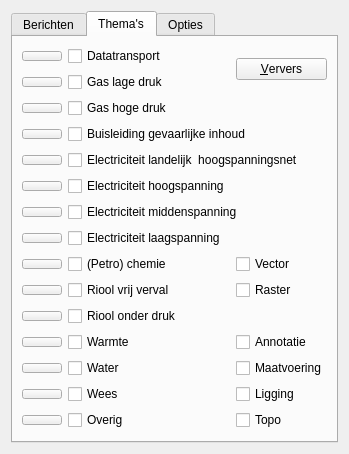
Qt form B4UdigNL.ui (diethard2/b4udignl) before a commit.
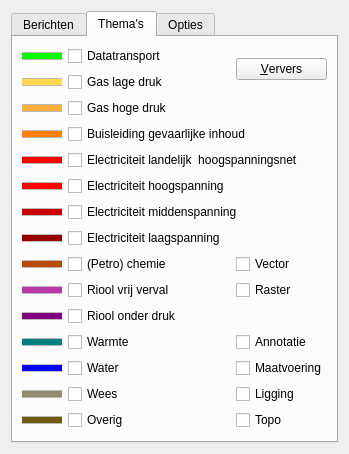
The same form after that commit. The open tabs and pages were chosen to show the change. Custom widgets are drawn as their Qt base class.

Commit message: changed colored lines in themes map after I found out for osx it did not work

The edit to the form file:
```diff
--- a/B4UdigNL.ui
+++ b/B4UdigNL.ui
@@ -254,34 +254,31 @@
        <item row="0" column="0">
         <layout class="QHBoxLayout" name="horizontalLayout_5">
          <item>
-          <widget class="QgsColorButton" name="mColorButton">
+          <widget class="Line" name="line">
            <property name="minimumSize">
             <size>
              <width>40</width>
-             <height>10</height>
+             <height>8</height>
             </size>
            </property>
            <property name="maximumSize">
             <size>
              <width>40</width>
-             <height>10</height>
+             <height>8</height>
             </size>
            </property>
-           <property name="acceptDrops">
-            <bool>false</bool>
+           <property name="styleSheet">
+            <string notr="true">background-color: rgb(185, 185, 185);
+color: rgb(0, 255, 0);</string>
            </property>
-           <property name="color">
-            <color>
-             <red>0</red>
-             <green>255</green>
-             <blue>0</blue>
-            </color>
+           <property name="frameShadow">
+            <enum>QFrame::Plain</enum>
            </property>
-           <property name="showMenu">
-            <bool>false</bool>
+           <property name="lineWidth">
+            <number>6</number>
            </property>
-           <property name="acceptLiveUpdates" stdset="0">
-            <bool>false</bool>
+           <property name="orientation">
+            <enum>Qt::Horizontal</enum>
            </property>
           </widget>
          </item>
@@ -307,34 +304,31 @@
        <item row="1" column="0">
         <layout class="QHBoxLayout" name="horizontalLayout_6">
          <item>
-          <widget class="QgsColorButton" name="mColorButton_2">
+          <widget class="Line" name="line_2">
            <property name="minimumSize">
             <size>
              <width>40</width>
-             <height>10</height>
+             <height>8</height>
             </size>
            </property>
            <property name="maximumSize">
             <size>
              <width>40</width>
-             <height>10</height>
+             <height>8</height>
             </size>
            </property>
-           <property name="acceptDrops">
-            <bool>false</bool>
+           <property name="styleSheet">
+            <string notr="true">background-color: rgb(185, 185, 185);
+color: rgb(255, 215, 80);</string>
            </property>
-           <property name="color">
-            <color>
-             <red>255</red>
-             <green>215</green>
-             <blue>80</blue>
-            </color>
+           <property name="frameShadow">
+            <enum>QFrame::Plain</enum>
            </property>
-           <property name="showMenu">
-            <bool>false</bool>
+           <property name="lineWidth">
+            <number>6</number>
            </property>
-           <property name="acceptLiveUpdates" stdset="0">
-            <bool>false</bool>
+           <property name="orientation">
+            <enum>Qt::Horizontal</enum>
            </property>
           </widget>
          </item>
@@ -353,34 +347,31 @@
        <item row="2" column="0">
         <layout class="QHBoxLayout" name="horizontalLayout_7">
          <item>
-          <widget class="QgsColorButton" name="mColorButton_3">
+          <widget class="Line" name="line_3">
            <property name="minimumSize">
             <size>
              <width>40</width>
-             <height>10</height>
+             <height>8</height>
             </size>
            </property>
            <property name="maximumSize">
             <size>
              <width>40</width>
-             <height>10</height>
+             <height>8</height>
             </size>
            </property>
-           <property name="acceptDrops">
-            <bool>false</bool>
+           <property name="styleSheet">
+            <string notr="true">background-color: rgb(185, 185, 185);
+color: rgb(255, 175, 60);</string>
            </property>
-           <property name="color">
-            <color>
-             <red>255</red>
-             <green>175</green>
-             <blue>60</blue>
-            </color>
+           <property name="frameShadow">
+            <enum>QFrame::Plain</enum>
            </property>
-           <property name="showMenu">
-            <bool>false</bool>
+           <property name="lineWidth">
+            <number>6</number>
            </property>
-           <property name="acceptLiveUpdates" stdset="0">
-            <bool>false</bool>
+           <property name="orientation">
+            <enum>Qt::Horizontal</enum>
            </property>
           </widget>
          </item>
@@ -399,34 +390,31 @@
        <item row="3" column="0" colspan="2">
         <layout class="QHBoxLayout" name="horizontalLayout_8">
          <item>
-          <widget class="QgsColorButton" name="mColorButton_4">
+          <widget class="Line" name="line_4">
            <property name="minimumSize">
             <size>
              <width>40</width>
-             <height>10</height>
+             <height>8</height>
             </size>
            </property>
            <property name="maximumSize">
             <size>
              <width>40</width>
-             <height>10</height>
+             <height>8</height>
             </size>
            </property>
-           <property name="acceptDrops">
-            <bool>false</bool>
+           <property name="styleSheet">
+            <string notr="true">background-color: rgb(185, 185, 185);
+color: rgb(255, 127, 0);</string>
            </property>
-           <property name="color">
-            <color>
-             <red>255</red>
-             <green>127</green>
-             <blue>0</blue>
-            </color>
+           <property name="frameShadow">
+            <enum>QFrame::Plain</enum>
            </property>
-           <property name="showMenu">
-            <bool>false</bool>
+           <property name="lineWidth">
+            <number>6</number>
            </property>
-           <property name="acceptLiveUpdates" stdset="0">
-            <bool>false</bool>
+           <property name="orientation">
+            <enum>Qt::Horizontal</enum>
            </property>
           </widget>
          </item>
@@ -445,34 +433,31 @@
        <item row="4" column="0" colspan="2">
         <layout class="QHBoxLayout" name="horizontalLayout_20">
          <item>
-          <widget class="QgsColorButton" name="mColorButton_8">
+          <widget class="Line" name="line_5">
            <property name="minimumSize">
             <size>
              <width>40</width>
-             <height>10</height>
+             <height>8</height>
             </size>
            </property>
            <property name="maximumSize">
             <size>
              <width>40</width>
-             <height>10</height>
+             <height>8</height>
             </size>
            </property>
-           <property name="acceptDrops">
-            <bool>false</bool>
+           <property name="styleSheet">
+            <string notr="true">background-color: rgb(185, 185, 185);
+color: rgb(255, 0, 0);</string>
            </property>
-           <property name="color">
-            <color>
-             <red>255</red>
-             <green>0</green>
-             <blue>0</blue>
-            </color>
+           <property name="frameShadow">
+            <enum>QFrame::Plain</enum>
            </property>
-           <property name="showMenu">
-            <bool>false</bool>
+           <property name="lineWidth">
+            <number>6</number>
            </property>
-           <property name="acceptLiveUpdates" stdset="0">
-            <bool>false</bool>
+           <property name="orientation">
+            <enum>Qt::Horizontal</enum>
            </property>
           </widget>
          </item>
@@ -491,34 +476,31 @@
        <item row="5" column="0">
         <layout class="QHBoxLayout" name="horizontalLayout_11">
          <item>
-          <widget class="QgsColorButton" name="mColorButton_7">
+          <widget class="Line" name="line_6">
            <property name="minimumSize">
             <size>
              <width>40</width>
-             <height>10</height>
+             <height>8</height>
             </size>
            </property>
            <property name="maximumSize">
             <size>
              <width>40</width>
-             <height>10</height>
+             <height>8</height>
             </size>
            </property>
-           <property name="acceptDrops">
-            <bool>false</bool>
+           <property name="styleSheet">
+            <string notr="true">background-color: rgb(185, 185, 185);
+color: rgb(255, 0, 0);</string>
            </property>
-           <property name="color">
-            <color>
-             <red>255</red>
-             <green>0</green>
-             <blue>0</blue>
-            </color>
+           <property name="frameShadow">
+            <enum>QFrame::Plain</enum>
            </property>
-           <property name="showMenu">
-            <bool>false</bool>
+           <property name="lineWidth">
+            <number>6</number>
            </property>
-           <property name="acceptLiveUpdates" stdset="0">
-            <bool>false</bool>
+           <property name="orientation">
+            <enum>Qt::Horizontal</enum>
            </property>
           </widget>
          </item>
@@ -537,34 +519,31 @@
        <item row="6" column="0" colspan="2">
         <layout class="QHBoxLayout" name="horizontalLayout_10">
          <item>
-          <widget class="QgsColorButton" name="mColorButton_6">
+          <widget class="Line" name="line_7">
            <property name="minimumSize">
             <size>
              <width>40</width>
-             <height>10</height>
+             <height>8</height>
             </size>
            </property>
            <property name="maximumSize">
             <size>
              <width>40</width>
-             <height>10</height>
+             <height>8</height>
             </size>
            </property>
-           <property name="acceptDrops">
-            <bool>false</bool>
+           <property name="styleSheet">
+            <string notr="true">background-color: rgb(185, 185, 185);
+color: rgb(200, 0, 0);</string>
            </property>
-           <property name="color">
-            <color>
-             <red>200</red>
-             <green>0</green>
-             <blue>0</blue>
-            </color>
+           <property name="frameShadow">
+            <enum>QFrame::Plain</enum>
            </property>
-           <property name="showMenu">
-            <bool>false</bool>
+           <property name="lineWidth">
+            <number>6</number>
            </property>
-           <property name="acceptLiveUpdates" stdset="0">
-            <bool>false</bool>
+           <property name="orientation">
+            <enum>Qt::Horizontal</enum>
            </property>
           </widget>
          </item>
@@ -583,31 +562,31 @@
        <item row="7" column="0">
         <layout class="QHBoxLayout" name="horizontalLayout_9">
          <item>
-          <widget class="QgsColorButton" name="mColorButton_5">
+          <widget class="Line" name="line_8">
            <property name="minimumSize">
             <size>
              <width>40</width>
-             <height>10</height>
+             <height>8</height>
             </size>
            </property>
            <property name="maximumSize">
             <size>
              <width>40</width>
-             <height>10</height>
+             <height>8</height>
             </size>
            </property>
-           <property name="acceptDrops">
-            <bool>false</bool>
+           <property name="styleSheet">
+            <string notr="true">background-color: rgb(185, 185, 185);
+color: rgb(150, 0, 0);</string>
            </property>
-           <property name="color">
-            <color>
-             <red>150</red>
-             <green>0</green>
-             <blue>0</blue>
-            </color>
+           <property name="frameShadow">
+            <enum>QFrame::Plain</enum>
            </property>
-           <property name="showMenu">
-            <bool>false</bool>
+           <property name="lineWidth">
+            <number>6</number>
+           </property>
+           <property name="orientation">
+            <enum>Qt::Horizontal</enum>
            </property>
           </widget>
          </item>
@@ -626,34 +605,31 @@
        <item row="8" column="0">
         <layout class="QHBoxLayout" name="horizontalLayout_16">
          <item>
-          <widget class="QgsColorButton" name="mColorButton_13">
+          <widget class="Line" name="line_9">
            <property name="minimumSize">
             <size>
              <width>40</width>
-             <height>10</height>
+             <height>8</height>
             </size>
            </property>
            <property name="maximumSize">
             <size>
              <width>40</width>
-             <height>10</height>
+             <height>8</height>
             </size>
            </property>
-           <property name="acceptDrops">
-            <bool>false</bool>
+           <property name="styleSheet">
+            <string notr="true">background-color: rgb(185, 185, 185);
+color: rgb(182, 74, 0);</string>
            </property>
-           <property name="color">
-            <color>
-             <red>182</red>
-             <green>74</green>
-             <blue>0</blue>
-            </color>
+           <property name="frameShadow">
+            <enum>QFrame::Plain</enum>
            </property>
-           <property name="showMenu">
-            <bool>false</bool>
+           <property name="lineWidth">
+            <number>6</number>
            </property>
-           <property name="acceptLiveUpdates" stdset="0">
-            <bool>false</bool>
+           <property name="orientation">
+            <enum>Qt::Horizontal</enum>
            </property>
           </widget>
          </item>
@@ -679,31 +655,31 @@
        <item row="9" column="0">
         <layout class="QHBoxLayout" name="horizontalLayout_12">
          <item>
-          <widget class="QgsColorButton" name="mColorButton_9">
+          <widget class="Line" name="line_10">
            <property name="minimumSize">
             <size>
              <width>40</width>
-             <height>10</height>
+             <height>8</height>
             </size>
            </property>
            <property name="maximumSize">
             <size>
              <width>40</width>
-             <height>10</height>
+             <height>8</height>
             </size>
            </property>
-           <property name="acceptDrops">
-            <bool>false</bool>
+           <property name="styleSheet">
+            <string notr="true">background-color: rgb(185, 185, 185);
+color: rgb(186, 56, 168);</string>
            </property>
-           <property name="color">
-            <color>
-             <red>186</red>
-             <green>56</green>
-             <blue>168</blue>
-            </color>
+           <property name="frameShadow">
+            <enum>QFrame::Plain</enum>
            </property>
-           <property name="showMenu">
-            <bool>false</bool>
+           <property name="lineWidth">
+            <number>6</number>
+           </property>
+           <property name="orientation">
+            <enum>Qt::Horizontal</enum>
            </property>
           </widget>
          </item>
@@ -732,34 +708,31 @@
        <item row="10" column="0">
         <layout class="QHBoxLayout" name="horizontalLayout_13">
          <item>
-          <widget class="QgsColorButton" name="mColorButton_10">
+          <widget class="Line" name="line_11">
            <property name="minimumSize">
             <size>
              <width>40</width>
-             <height>10</height>
+             <height>8</height>
             </size>
            </property>
            <property name="maximumSize">
             <size>
              <width>40</width>
-             <height>10</height>
+             <height>8</height>
             </size>
            </property>
-           <property name="acceptDrops">
-            <bool>false</bool>
+           <property name="styleSheet">
+            <string notr="true">background-color: rgb(185, 185, 185);
+color: rgb(128, 0, 128);</string>
            </property>
-           <property name="color">
-            <color>
-             <red>128</red>
-             <green>0</green>
-             <blue>128</blue>
-            </color>
+           <property name="frameShadow">
+            <enum>QFrame::Plain</enum>
            </property>
-           <property name="showMenu">
-            <bool>false</bool>
+           <property name="lineWidth">
+            <number>6</number>
            </property>
-           <property name="acceptLiveUpdates" stdset="0">
-            <bool>false</bool>
+           <property name="orientation">
+            <enum>Qt::Horizontal</enum>
            </property>
           </widget>
          </item>
@@ -778,31 +751,31 @@
        <item row="11" column="0">
         <layout class="QHBoxLayout" name="horizontalLayout_14">
          <item>
-          <widget class="QgsColorButton" name="mColorButton_11">
+          <widget class="Line" name="line_12">
            <property name="minimumSize">
             <size>
              <width>40</width>
-             <height>10</height>
+             <height>8</height>
             </size>
            </property>
            <property name="maximumSize">
             <size>
              <width>40</width>
-             <height>10</height>
+             <height>8</height>
             </size>
            </property>
-           <property name="acceptDrops">
-            <bool>false</bool>
+           <property name="styleSheet">
+            <string notr="true">background-color: rgb(185, 185, 185);
+color: rgb(0, 128, 128);</string>
            </property>
-           <property name="color">
-            <color>
-             <red>0</red>
-             <green>128</green>
-             <blue>128</blue>
-            </color>
+           <property name="frameShadow">
+            <enum>QFrame::Plain</enum>
            </property>
-           <property name="showMenu">
-            <bool>false</bool>
+           <property name="lineWidth">
+            <number>6</number>
+           </property>
+           <property name="orientation">
+            <enum>Qt::Horizontal</enum>
            </property>
           </widget>
          </item>
@@ -831,31 +804,31 @@
        <item row="12" column="0">
         <layout class="QHBoxLayout" name="horizontalLayout_15">
          <item>
-          <widget class="QgsColorButton" name="mColorButton_12">
+          <widget class="Line" name="line_13">
            <property name="minimumSize">
             <size>
              <width>40</width>
-             <height>10</height>
+             <height>8</height>
             </size>
            </property>
            <property name="maximumSize">
             <size>
              <width>40</width>
-             <height>10</height>
+             <height>8</height>
             </size>
            </property>
-           <property name="acceptDrops">
-            <bool>false</bool>
+           <property name="styleSheet">
+            <string notr="true">background-color: rgb(185, 185, 185);
+color: rgb(0, 0, 255);</string>
            </property>
-           <property name="color">
-            <color>
-             <red>0</red>
-             <green>0</green>
-             <blue>255</blue>
-            </color>
+           <property name="frameShadow">
+            <enum>QFrame::Plain</enum>
            </property>
-           <property name="showMenu">
-            <bool>false</bool>
+           <property name="lineWidth">
+            <number>6</number>
+           </property>
+           <property name="orientation">
+            <enum>Qt::Horizontal</enum>
            </property>
           </widget>
          </item>
@@ -884,31 +857,31 @@
        <item row="13" column="0">
         <layout class="QHBoxLayout" name="horizontalLayout_17">
          <item>
-          <widget class="QgsColorButton" name="mColorButton_14">
+          <widget class="Line" name="line_14">
            <property name="minimumSize">
             <size>
              <width>40</width>
-             <height>10</height>
+             <height>8</height>
             </size>
            </property>
            <property name="maximumSize">
             <size>
              <width>40</width>
-             <height>10</height>
+             <height>8</height>
             </size>
            </property>
-           <property name="acceptDrops">
-            <bool>false</bool>
+           <property name="styleSheet">
+            <string notr="true">background-color: rgb(185, 185, 185);
+color: rgb(145, 138, 111);</string>
            </property>
-           <property name="color">
-            <color>
-             <red>145</red>
-             <green>138</green>
-             <blue>111</blue>
-            </color>
+           <property name="frameShadow">
+            <enum>QFrame::Plain</enum>
            </property>
-           <property name="showMenu">
-            <bool>false</bool>
+           <property name="lineWidth">
+            <number>6</number>
+           </property>
+           <property name="orientation">
+            <enum>Qt::Horizontal</enum>
            </property>
           </widget>
          </item>
@@ -937,31 +910,31 @@
        <item row="14" column="0">
         <layout class="QHBoxLayout" name="horizontalLayout_18">
          <item>
-          <widget class="QgsColorButton" name="mColorButton_15">
+          <widget class="Line" name="line_15">
            <property name="minimumSize">
             <size>
              <width>40</width>
-             <height>10</height>
+             <height>8</height>
             </size>
            </property>
            <property name="maximumSize">
             <size>
              <width>40</width>
-             <height>10</height>
+             <height>8</height>
             </size>
            </property>
-           <property name="acceptDrops">
-            <bool>false</bool>
+           <property name="styleSheet">
+            <string notr="true">background-color: rgb(185, 185, 185);
+color: rgb(111, 92, 16);</string>
            </property>
-           <property name="color">
-            <color>
-             <red>111</red>
-             <green>92</green>
-             <blue>16</blue>
-            </color>
+           <property name="frameShadow">
+            <enum>QFrame::Plain</enum>
            </property>
-           <property name="showMenu">
-            <bool>false</bool>
+           <property name="lineWidth">
+            <number>6</number>
+           </property>
+           <property name="orientation">
+            <enum>Qt::Horizontal</enum>
            </property>
           </widget>
          </item>
@@ -1083,13 +1056,6 @@
    </item>
   </layout>
  </widget>
- <customwidgets>
-  <customwidget>
-   <class>QgsColorButton</class>
-   <extends>QToolButton</extends>
-   <header>qgscolorbutton.h</header>
-  </customwidget>
- </customwidgets>
  <resources/>
  <connections/>
 </ui>
```
The commit also changes 2 other files.
